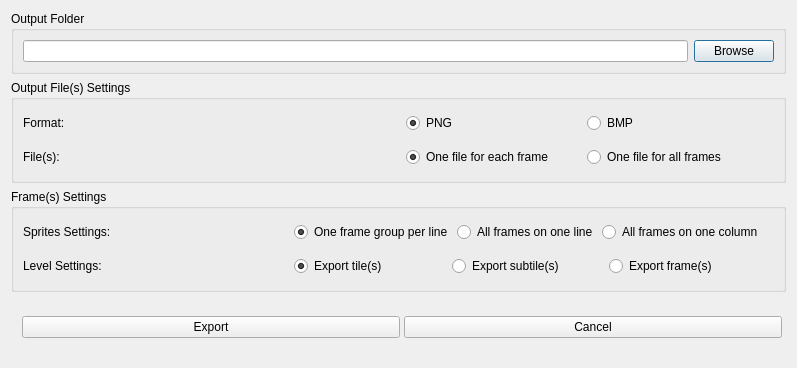
This is source/exportdialog.ui in pionere/d1-graphics-tool as Qt 5 draws it before an edit. The edited form follows.
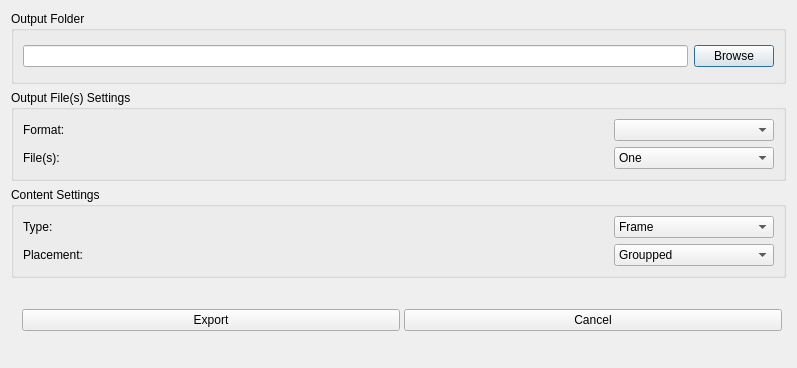
This is the edited form.

```diff
--- a/source/exportdialog.ui
+++ b/source/exportdialog.ui
@@ -54,54 +54,19 @@
        </widget>
       </item>
       <item row="0" column="1">
-       <widget class="QWidget" name="filesFormatWidget" native="true">
-        <layout class="QHBoxLayout" name="horizontalLayout_2">
-         <property name="spacing">
-          <number>4</number>
-         </property>
-         <property name="leftMargin">
-          <number>4</number>
-         </property>
-         <property name="topMargin">
-          <number>4</number>
-         </property>
-         <property name="rightMargin">
-          <number>4</number>
-         </property>
-         <property name="bottomMargin">
-          <number>4</number>
-         </property>
-         <item>
-          <widget class="QRadioButton" name="pngRadioButton">
-           <property name="text">
-            <string>PNG</string>
-           </property>
-           <property name="checked">
-            <bool>true</bool>
-           </property>
-           <attribute name="buttonGroup">
-            <string notr="true">outputFilesFormatButtonGroup</string>
-           </attribute>
-          </widget>
-         </item>
-         <item>
-          <widget class="QRadioButton" name="bmpRadioButton">
-           <property name="text">
-            <string>BMP</string>
-           </property>
-           <attribute name="buttonGroup">
-            <string notr="true">outputFilesFormatButtonGroup</string>
-           </attribute>
-          </widget>
-         </item>
-         <item>
-          <spacer name="filesHorizontalSpacer">
-           <property name="orientation">
-            <enum>Qt::Horizontal</enum>
-           </property>
-          </spacer>
-         </item>
-        </layout>
+       <widget class="QComboBox" name="formatComboBox">
+        <property name="minimumSize">
+         <size>
+          <width>160</width>
+          <height>0</height>
+         </size>
+        </property>
+        <property name="maximumSize">
+         <size>
+          <width>160</width>
+          <height>16777215</height>
+         </size>
+        </property>
        </widget>
       </item>
       <item row="1" column="0">
@@ -112,57 +77,29 @@
        </widget>
       </item>
       <item row="1" column="1">
-       <widget class="QWidget" name="filesSettingWidget" native="true">
-        <layout class="QHBoxLayout" name="horizontalLayout_6">
-         <property name="spacing">
-          <number>4</number>
-         </property>
-         <property name="leftMargin">
-          <number>4</number>
-         </property>
-         <property name="topMargin">
-          <number>4</number>
-         </property>
-         <property name="rightMargin">
-          <number>4</number>
-         </property>
-         <property name="bottomMargin">
-          <number>4</number>
-         </property>
+       <widget class="QComboBox" name="filesCountComboBox">
+        <property name="minimumSize">
+         <size>
+          <width>160</width>
+          <height>0</height>
+         </size>
+        </property>
+        <property name="maximumSize">
+         <size>
+          <width>160</width>
+          <height>16777215</height>
+         </size>
+        </property>
          <item>
-          <widget class="QRadioButton" name="oneFileForEachFrameRadioButton">
            <property name="text">
-            <string>One file for each frame</string>
-           </property>
-           <property name="checked">
-            <bool>true</bool>
-           </property>
-           <attribute name="buttonGroup">
-            <string notr="true">outputFilesButtonGroup</string>
-           </attribute>
-          </widget>
+          <string>One</string>
+         </property>
          </item>
          <item>
-          <widget class="QRadioButton" name="oneFileForAllFramesRadioButton">
            <property name="text">
-            <string>One file for all frames</string>
-           </property>
-           <property name="checked">
-            <bool>false</bool>
-           </property>
-           <attribute name="buttonGroup">
-            <string notr="true">outputFilesButtonGroup</string>
-           </attribute>
-          </widget>
-         </item>
-         <item>
-          <spacer name="filesFormatHorizontalSpacer">
-           <property name="orientation">
-            <enum>Qt::Horizontal</enum>
-           </property>
-          </spacer>
-         </item>
-        </layout>
+          <string>Multi</string>
+         </property>
+        </item>
        </widget>
       </item>
      </layout>
@@ -171,146 +108,88 @@
    <item>
     <widget class="QGroupBox" name="framesSettingsGroupBox">
      <property name="title">
-      <string>Frame(s) Settings</string>
+      <string>Content Settings</string>
      </property>
      <layout class="QGridLayout" name="gridLayout_2">
       <item row="0" column="0">
        <widget class="QLabel" name="spritesSettingsLabel">
         <property name="text">
-         <string>Sprites Settings:</string>
+         <string>Type:</string>
         </property>
        </widget>
       </item>
       <item row="0" column="1">
-       <widget class="QWidget" name="spritesSettingsWidget" native="true">
-        <layout class="QHBoxLayout" name="horizontalLayout_7">
-         <property name="spacing">
-          <number>4</number>
-         </property>
-         <property name="leftMargin">
-          <number>4</number>
-         </property>
-         <property name="topMargin">
-          <number>4</number>
-         </property>
-         <property name="rightMargin">
-          <number>4</number>
-         </property>
-         <property name="bottomMargin">
-          <number>4</number>
-         </property>
+       <widget class="QComboBox" name="contentTypeComboBox">
+        <property name="minimumSize">
+         <size>
+          <width>160</width>
+          <height>0</height>
+         </size>
+        </property>
+        <property name="maximumSize">
+         <size>
+          <width>160</width>
+          <height>16777215</height>
+         </size>
+        </property>
          <item>
-          <widget class="QRadioButton" name="oneFrameGroupPerLineRadioButton">
            <property name="text">
-            <string>One frame group per line</string>
-           </property>
-           <property name="checked">
-            <bool>true</bool>
-           </property>
-           <attribute name="buttonGroup">
-            <string notr="true">spritesSettingsButtonGroup</string>
-           </attribute>
-          </widget>
+          <string>Frame</string>
+         </property>
          </item>
          <item>
-          <widget class="QRadioButton" name="allFramesOnOneLineRadioButton">
            <property name="text">
-            <string>All frames on one line</string>
-           </property>
-           <attribute name="buttonGroup">
-            <string notr="true">spritesSettingsButtonGroup</string>
-           </attribute>
-          </widget>
+          <string>Subtile</string>
+         </property>
          </item>
          <item>
-          <widget class="QRadioButton" name="allFramesOnOneColumnRadioButton">
            <property name="text">
-            <string>All frames on one column</string>
-           </property>
-           <attribute name="buttonGroup">
-            <string notr="true">spritesSettingsButtonGroup</string>
-           </attribute>
-          </widget>
+          <string>Flat Tile</string>
+         </property>
          </item>
          <item>
-          <spacer name="horizontalSpacer_2">
-           <property name="orientation">
-            <enum>Qt::Horizontal</enum>
-           </property>
-          </spacer>
-         </item>
-        </layout>
+         <property name="text">
+          <string>2.5D Tile</string>
+         </property>
+        </item>
        </widget>
       </item>
       <item row="1" column="0">
        <widget class="QLabel" name="levelFramesLabel">
         <property name="text">
-         <string>Level Settings:</string>
+         <string>Placement:</string>
         </property>
        </widget>
       </item>
       <item row="1" column="1">
-       <widget class="QWidget" name="levelFramesSettingsWidget" native="true">
-        <layout class="QHBoxLayout" name="horizontalLayout_5">
-         <property name="spacing">
-          <number>4</number>
-         </property>
-         <property name="leftMargin">
-          <number>4</number>
-         </property>
-         <property name="topMargin">
-          <number>4</number>
-         </property>
-         <property name="rightMargin">
-          <number>4</number>
-         </property>
-         <property name="bottomMargin">
-          <number>4</number>
-         </property>
+       <widget class="QComboBox" name="contentPlacementComboBox">
+        <property name="minimumSize">
+         <size>
+          <width>160</width>
+          <height>0</height>
+         </size>
+        </property>
+        <property name="maximumSize">
+         <size>
+          <width>160</width>
+          <height>16777215</height>
+         </size>
+        </property>
          <item>
-          <widget class="QRadioButton" name="exportLevelTiles">
            <property name="text">
-            <string>Export tile(s)</string>
-           </property>
-           <property name="checked">
-            <bool>true</bool>
-           </property>
-           <attribute name="buttonGroup">
-            <string notr="true">levelFramesButtonGroup</string>
-           </attribute>
-          </widget>
+          <string>Groupped</string>
+         </property>
          </item>
          <item>
-          <widget class="QRadioButton" name="exportLevelSubtiles">
            <property name="text">
-            <string>Export subtile(s)</string>
-           </property>
-           <attribute name="buttonGroup">
-            <string notr="true">levelFramesButtonGroup</string>
-           </attribute>
-          </widget>
+          <string>One line</string>
+         </property>
          </item>
          <item>
-          <widget class="QRadioButton" name="exportLevelFrames">
            <property name="text">
-            <string>Export frame(s)</string>
-           </property>
-           <property name="checked">
-            <bool>false</bool>
-           </property>
-           <attribute name="buttonGroup">
-            <string notr="true">levelFramesButtonGroup</string>
-           </attribute>
-          </widget>
-         </item>
-         <item>
-          <spacer name="framesHorizontalSpacer_2">
-           <property name="orientation">
-            <enum>Qt::Horizontal</enum>
-           </property>
-          </spacer>
-         </item>
-        </layout>
+          <string>One column</string>
+         </property>
+        </item>
        </widget>
       </item>
      </layout>
```
Left out of the diff: 17 changed lines with no effect on the pictures. Lines whose indentation alone changed are shown as unchanged.
